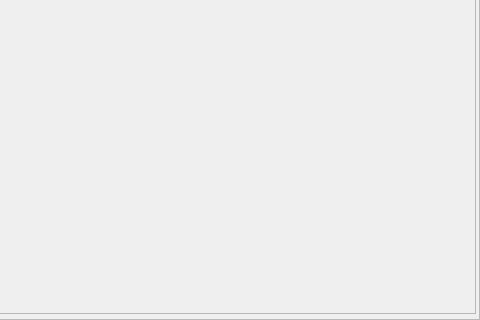
Old version of the form src/ui/window/window.ui in the repository mmistika/ToDo; both pictures show x 409 to 889 and y 212 to 532 of the 889 by 532 pixel window.
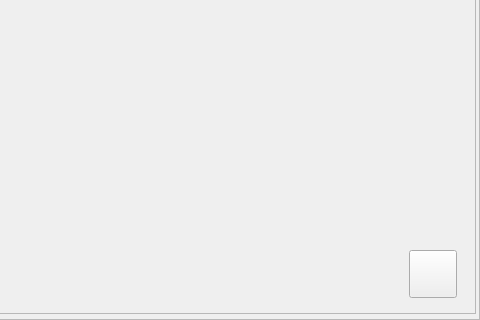
New version of the form. The open tabs and pages were chosen to show the change. Icons and pictures are not drawn.

Commit message: add floating 'Add task' button

```diff
--- a/src/ui/window/window.ui
+++ b/src/ui/window/window.ui
@@ -873,7 +873,57 @@
             <number>2</number>
            </property>
            <widget class="QWidget" name="settingsPage"/>
-           <widget class="QWidget" name="controlsPage"/>
+           <widget class="QWidget" name="controlsPage">
+            <layout class="QHBoxLayout" name="horizontalLayout_3">
+             <property name="spacing">
+              <number>0</number>
+             </property>
+             <property name="leftMargin">
+              <number>0</number>
+             </property>
+             <property name="topMargin">
+              <number>0</number>
+             </property>
+             <property name="rightMargin">
+              <number>18</number>
+             </property>
+             <property name="bottomMargin">
+              <number>15</number>
+             </property>
+             <item alignment="Qt::AlignRight|Qt::AlignBottom">
+              <widget class="QPushButton" name="addButton">
+               <property name="minimumSize">
+                <size>
+                 <width>48</width>
+                 <height>48</height>
+                </size>
+               </property>
+               <property name="maximumSize">
+                <size>
+                 <width>48</width>
+                 <height>48</height>
+                </size>
+               </property>
+               <property name="styleSheet">
+                <string notr="true"/>
+               </property>
+               <property name="text">
+                <string/>
+               </property>
+               <property name="icon">
+                <iconset resource="../../../resources/icons.qrc">
+                 <normaloff>:/icons/plus.svg</normaloff>:/icons/plus.svg</iconset>
+               </property>
+               <property name="iconSize">
+                <size>
+                 <width>28</width>
+                 <height>28</height>
+                </size>
+               </property>
+              </widget>
+             </item>
+            </layout>
+           </widget>
            <widget class="QWidget" name="contentPage">
             <layout class="QVBoxLayout" name="verticalLayout_4">
              <property name="spacing">
```
Left out of the diff: 19 changed lines with no effect on the pictures.
